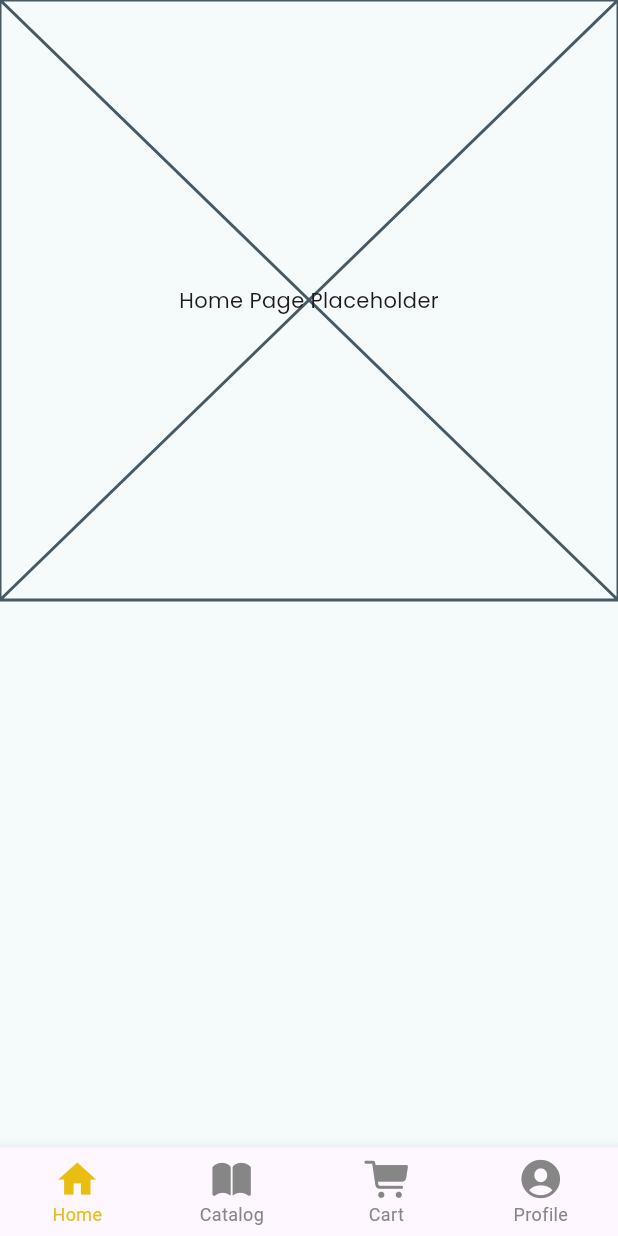
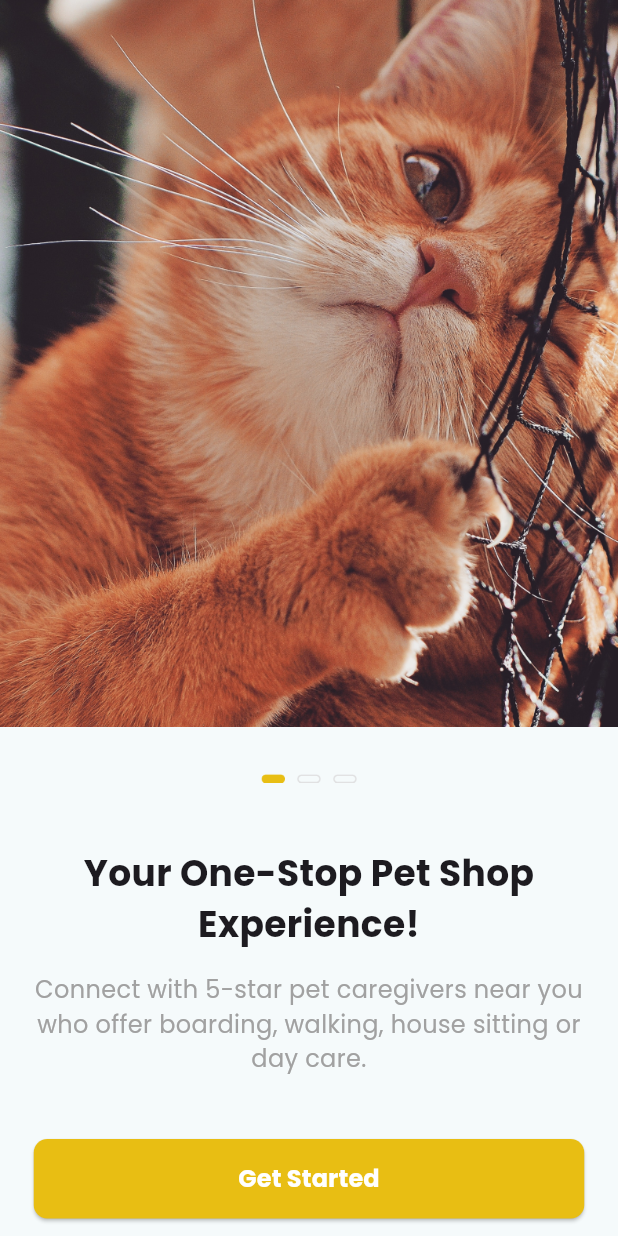
Before and after one commit to czarbasanal/flutter_petshop_app, a Flutter app: the screen it shows after launch, on a phone screen of 412 x 824 dp. Run offline on Flutter 3.47's test engine with Material 3 defaults, Android fonts, the light colour scheme and no system bars; drawn by our look-alikes of carousel_slider; our stand-ins replace google_fonts.

Commit message:
added onboarding screen

```diff
--- a/lib/main.dart
+++ b/lib/main.dart
@@ -1,4 +1,5 @@
 import 'package:flutter/material.dart';
+import 'package:flutter_petshop_app/screens/onboarding_page.dart';
 import 'package:google_fonts/google_fonts.dart';
 import 'package:provider/provider.dart';
 import 'models/cart.dart';
@@ -29,7 +30,7 @@ class MyApp extends StatelessWidget {
         useMaterial3: true,
         visualDensity: VisualDensity.adaptivePlatformDensity,
       ),
-      home: const HomePage(),
+      home: OnboardingPage(),
     );
   }
 }
--- a/lib/screens/catalog_page.dart
+++ b/lib/screens/catalog_page.dart
@@ -63,7 +63,7 @@ class _CatalogPageState extends State<CatalogPage> {
               child: TextField(
                 controller: _searchController,
                 decoration: InputDecoration(
-                  hintText: 'Search Product or Brand',
+                  hintText: 'Search Pet or Breed',
                   hintStyle: const TextStyle(fontSize: 14),
                   prefixIcon: const Icon(CupertinoIcons.search),
                   border: OutlineInputBorder(
@@ -116,6 +116,7 @@ class _CatalogPageState extends State<CatalogPage> {
                         padding: const EdgeInsets.all(12.0),
                         child: Column(
                           mainAxisAlignment: MainAxisAlignment.center,
+                          crossAxisAlignment: CrossAxisAlignment.start,
                           children: [
                             ClipRRect(
                               borderRadius: BorderRadius.circular(16.0),
@@ -126,8 +127,10 @@ class _CatalogPageState extends State<CatalogPage> {
                               ),
                             ),
                             const SizedBox(height: 10),
-                            Text(pet.name,
-                                style: const TextStyle(fontSize: 14)),
+                            Text(
+                              pet.name,
+                              style: const TextStyle(fontSize: 14),
+                            ),
                             Row(
                               mainAxisAlignment: MainAxisAlignment.spaceBetween,
                               children: [
--- a/lib/screens/home_page.dart
+++ b/lib/screens/home_page.dart
@@ -2,6 +2,7 @@ import 'package:flutter/cupertino.dart';
 import 'package:flutter/material.dart';
 import 'package:flutter_petshop_app/screens/cart_page.dart';
 import 'package:flutter_petshop_app/screens/catalog_page.dart';
+import 'package:flutter_petshop_app/screens/onboarding_page.dart';
 import '../app_styles.dart';
 
 class HomePage extends StatefulWidget {
@@ -14,7 +15,7 @@ class HomePage extends StatefulWidget {
 class HomePageState extends State<HomePage> {
   int selectedIndex = 0;
 
-  static const List<Widget> widgetOptions = <Widget>[
+  static List<Widget> widgetOptions = <Widget>[
     HomePageContent(),
     CatalogPage(),
     CartPage(),
--- /dev/null
+++ b/lib/screens/onboarding_page.dart
@@ -0,0 +1,112 @@
+import 'package:flutter/material.dart';
+import 'package:carousel_slider/carousel_slider.dart';
+import 'package:flutter_petshop_app/app_styles.dart';
+import 'package:google_fonts/google_fonts.dart';
+
+class OnboardingPage extends StatefulWidget {
+  OnboardingPage({Key? key}) : super(key: key);
+
+  @override
+  State<OnboardingPage> createState() => _OnboardingPageState();
+}
+
+class _OnboardingPageState extends State<OnboardingPage> {
+  final List<String> imgList = [
+    'assets/cat.png',
+    'assets/dog.jpeg',
+    'assets/bird.jpg',
+  ];
+
+  final CarouselController _controller = CarouselController();
+  int _current = 0;
+
+  @override
+  Widget build(BuildContext context) {
+    return SafeArea(
+      child: Scaffold(
+        body: Column(
+          children: <Widget>[
+            CarouselSlider(
+              carouselController: _controller,
+              options: CarouselOptions(
+                  autoPlay: false,
+                  aspectRatio: 0.85,
+                  enlargeCenterPage: false,
+                  viewportFraction: 1,
+                  onPageChanged: (index, reason) {
+                    setState(() {
+                      _current = index;
+                    });
+                  }),
+              items: imgList.map((item) {
+                return Center(
+                    child: Image.asset(item, fit: BoxFit.cover, width: 1000));
+              }).toList(),
+            ),
+            Row(
+              mainAxisAlignment: MainAxisAlignment.center,
+              children: imgList.asMap().entries.map((entry) {
+                return GestureDetector(
+                  onTap: () => _controller.animateToPage(entry.key),
+                  child: Padding(
+                    padding: const EdgeInsets.symmetric(
+                      horizontal: 4,
+                      vertical: 30,
+                    ),
+                    child: Image.asset(
+                      _current == entry.key
+                          ? 'assets/scroll-circle-selected.png'
+                          : 'assets/scroll-circle-unselected.png',
+                      width: 16,
+                      height: 8,
+                    ),
+                  ),
+                );
+              }).toList(),
+            ),
+            Expanded(
+              child: Column(
+                mainAxisAlignment: MainAxisAlignment.center,
+                children: <Widget>[
+                  Text(
+                    'Your One-Stop Pet Shop Experience!',
+                    style: GoogleFonts.poppins(
+                        fontSize: 24, fontWeight: FontWeight.w700),
+                    textAlign: TextAlign.center,
+                  ),
+                  const Padding(
+                    padding: EdgeInsets.all(16.0),
+                    child: Text(
+                      'Connect with 5-star pet caregivers near you who offer boarding, walking, house sitting or day care.',
+                      style: TextStyle(fontSize: 16, color: Color(0xFFA1A1A1)),
+                      textAlign: TextAlign.center,
+                    ),
+                  ),
+                  const SizedBox(height: 26),
+                  ElevatedButton(
+                    onPressed: () {
+                      // Handle button press
+                    },
+                    style: ElevatedButton.styleFrom(
+                      foregroundColor: Colors.white,
+                      backgroundColor: goldYellow,
+                      minimumSize: const Size(367, 53),
+                      shape: RoundedRectangleBorder(
+                        borderRadius: BorderRadius.circular(9),
+                      ),
+                    ),
+                    child: Text(
+                      'Get Started',
+                      style: GoogleFonts.poppins(
+                          fontSize: 16, fontWeight: FontWeight.bold),
+                    ),
+                  ),
+                ],
+              ),
+            ),
+          ],
+        ),
+      ),
+    );
+  }
+}
--- a/pubspec.yaml
+++ b/pubspec.yaml
@@ -34,6 +34,7 @@ dependencies:
   cupertino_icons: ^1.0.2
   google_fonts: ^6.1.0
   provider: ^6.1.1
+  carousel_slider: ^4.2.1
 
 dev_dependencies:
   flutter_test:
```
Also changed, not shown: assets/bird.jpg (added), assets/cat.png (added), assets/dog.jpeg (added), assets/scroll-circle-selected.png (added), assets/scroll-circle-unselected.png (added), lib/screens/profile_page.dart (added), pubspec.lock.
